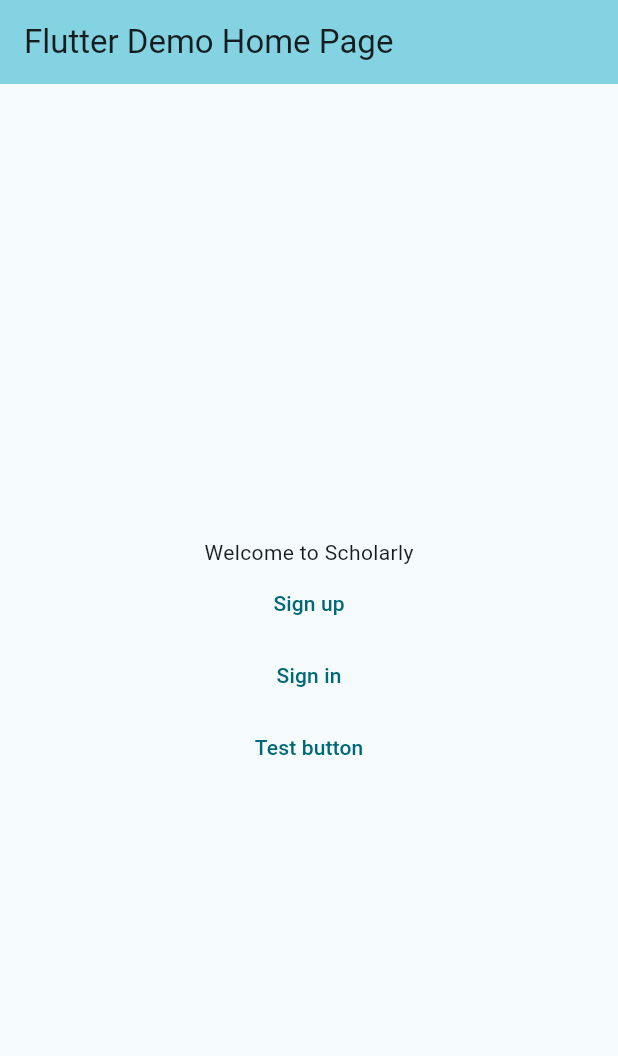
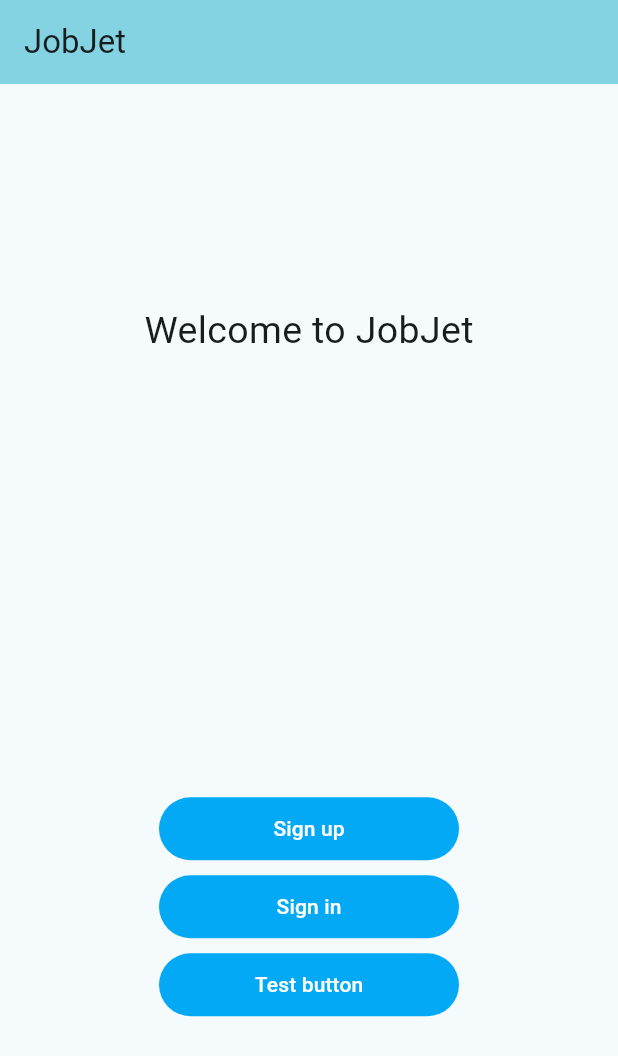
Before and after one commit to crhsidea/tamuhack24, a Flutter app: the MyHomePage screen opened directly, after a tap on "Test button", on a phone screen of 412 x 824 dp. Shown: the top 1056 px of the screen. Run offline on Flutter 3.47's test engine with Material 3 defaults, Android fonts, the phone set to English and light mode, and no system bars; our stand-ins replace persistent_bottom_nav_bar, supabase_flutter; accounts and stored records are empty.

Commit message:
Minor ui changes

```diff
--- a/lib/main.dart
+++ b/lib/main.dart
@@ -11,7 +11,8 @@ void main() async {
 
   await Supabase.initialize(
     url: "https://vlfoxowrxwpwqyqmgdcq.supabase.co",
-		anonKey: "eyJhbGciOiJIUzI1NiIsInR5cCI6IkpXVCJ9.eyJpc3MiOiJzdXBhYmFzZSIsInJlZiI6InZsZm94b3dyeHdwd3F5cW1nZGNxIiwicm9sZSI6ImFub24iLCJpYXQiOjE3MDYzNzI3NzAsImV4cCI6MjAyMTk0ODc3MH0.YXSiP29RnxBC5BDV0sP6AzF2NkLe0h15KuODJvtoLlo",
+    anonKey:
+        "eyJhbGciOiJIUzI1NiIsInR5cCI6IkpXVCJ9.eyJpc3MiOiJzdXBhYmFzZSIsInJlZiI6InZsZm94b3dyeHdwd3F5cW1nZGNxIiwicm9sZSI6ImFub24iLCJpYXQiOjE3MDYzNzI3NzAsImV4cCI6MjAyMTk0ODc3MH0.YXSiP29RnxBC5BDV0sP6AzF2NkLe0h15KuODJvtoLlo",
   );
 
   runApp(const MyApp());
@@ -24,12 +25,12 @@ class MyApp extends StatelessWidget {
   @override
   Widget build(BuildContext context) {
     return MaterialApp(
-      title: 'Flutter Demo',
+      title: 'JobJet',
       theme: ThemeData(
         colorScheme: ColorScheme.fromSeed(seedColor: Colors.cyan),
         useMaterial3: true,
       ),
-      home: const MyHomePage(title: 'Flutter Demo Home Page'),
+      home: const MyHomePage(title: 'JobJet'),
     );
   }
 }
@@ -44,7 +45,6 @@ class MyHomePage extends StatefulWidget {
 }
 
 class _MyHomePageState extends State<MyHomePage> {
-
   @override
   Widget build(BuildContext context) {
     return Scaffold(
@@ -54,32 +54,60 @@ class _MyHomePageState extends State<MyHomePage> {
       ),
       body: Center(
         child: Column(
-          mainAxisAlignment: MainAxisAlignment.center,
+          mainAxisAlignment: MainAxisAlignment.spaceAround,
           children: <Widget>[
-						const Text("Welcome to Scholarly"),
-						TextButton(
-							child: const Text("Sign up"),
+            const Text("Welcome to JobJet", style: TextStyle(fontSize: 25)),
+            Column(
+              children: [
+                SizedBox(
+                  width: 200,
+                  height: 42,
+                  child: TextButton(
+                      child: const Text("Sign up",
+                          style: const TextStyle(color: Colors.white)),
+                      style: ButtonStyle(
+                          backgroundColor: MaterialStatePropertyAll<Color>(
+                              Colors.lightBlue)),
                       onPressed: () {
                         Navigator.push(
                           context,
                           MaterialPageRoute(builder: (context) => SignupPage()),
                         );
-							}
+                      }),
                 ),
-						TextButton(
-							child: const Text("Sign in"),
+                SizedBox(height: 10),
+                SizedBox(
+                  width: 200,
+                  height: 42,
+                  child: TextButton(
+                      child: const Text("Sign in",
+                          style: const TextStyle(color: Colors.white)),
+                      style: ButtonStyle(
+                          backgroundColor: MaterialStatePropertyAll<Color>(
+                              Colors.lightBlue)),
                       onPressed: () {
                         Navigator.push(
                             context,
-									MaterialPageRoute(builder: (context) => SigninPage())
-								);
-							}
+                            MaterialPageRoute(
+                                builder: (context) => SigninPage()));
+                      }),
                 ),
-						TextButton(
-							child: const Text("Test button"),
+                SizedBox(height: 10),
+                SizedBox(
+                  width: 200,
+                  height: 42,
+                  child: TextButton(
+                      child: const Text("Test button",
+                          style: const TextStyle(color: Colors.white)),
+                      style: ButtonStyle(
+                          backgroundColor: MaterialStatePropertyAll<Color>(
+                              Colors.lightBlue)),
                       onPressed: () async {
-								await getListingsByUser("b95261fa-c289-499d-9f71-4fa6d8f5bce0");
-							}
+                        await getListingsByUser(
+                            "b95261fa-c289-499d-9f71-4fa6d8f5bce0");
+                      }),
+                ),
+              ],
             ),
           ],
         ),
```
Lines whose indentation alone changed are shown as unchanged.
